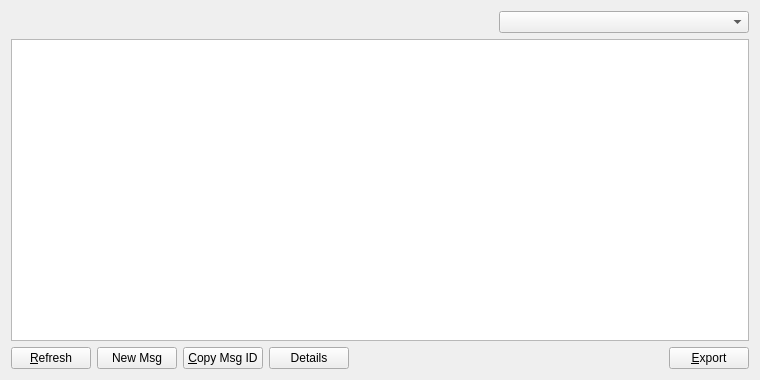
First picture: the form in src/qt/forms/messagelistpage.ui, repository greggdourgarian/syscoin2, before the edit.
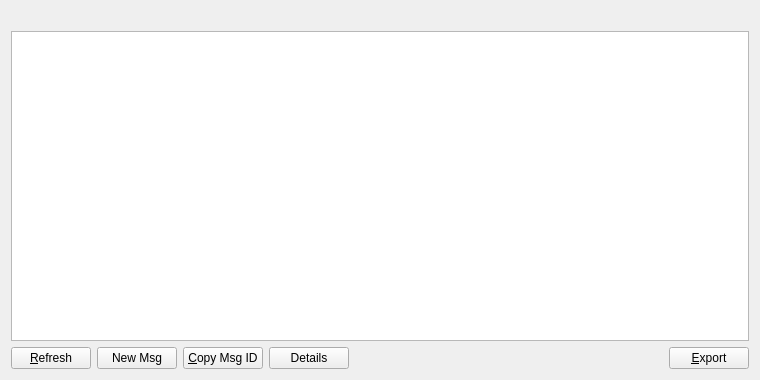
Second picture: the form after the edit.

The edit to the form file:
```diff
--- a/src/qt/forms/messagelistpage.ui
+++ b/src/qt/forms/messagelistpage.ui
@@ -26,16 +26,6 @@
        </property>
       </widget>
      </item>
-     <item>
-      <widget class="QComboBox" name="displayListAlias">
-       <property name="maximumSize">
-        <size>
-         <width>250</width>
-         <height>16777215</height>
-        </size>
-       </property>
-      </widget>
-     </item>
     </layout>
    </item>
    <item>
```
